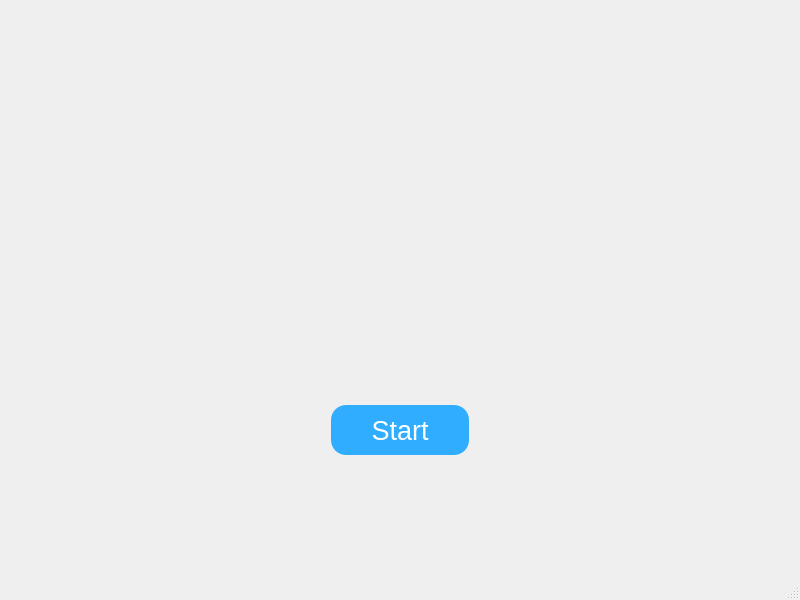
Above: PC-Desktop/AvenueUI.ui from ssardana08/Avenue before the change. Below: the same form after it.
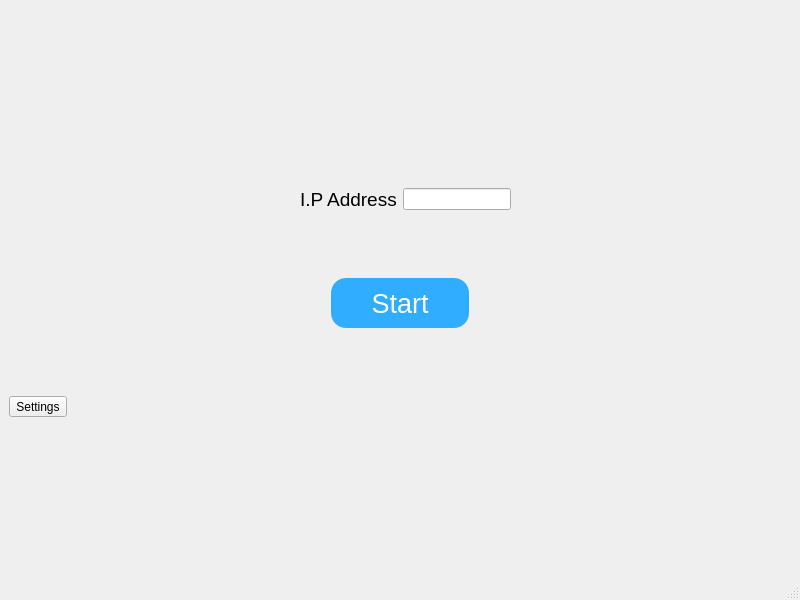
That is the form after the change. Icons and pictures are not drawn.

Commit message: Python Code and ui generated for desktop

```diff
--- a/PC-Desktop/AvenueUI.ui
+++ b/PC-Desktop/AvenueUI.ui
@@ -15,6 +15,45 @@
   </property>
   <widget class="QWidget" name="centralwidget">
    <layout class="QGridLayout" name="gridLayout">
+    <item row="3" column="0">
+     <layout class="QGridLayout" name="gridLayout_2">
+      <item row="0" column="0" alignment="Qt::AlignLeft|Qt::AlignTop">
+       <widget class="QToolButton" name="btn2">
+        <property name="text">
+         <string>Settings</string>
+        </property>
+       </widget>
+      </item>
+     </layout>
+    </item>
+    <item row="1" column="0">
+     <layout class="QGridLayout" name="gridLayout_4">
+      <item row="0" column="0" alignment="Qt::AlignRight">
+       <widget class="QLabel" name="label_2">
+        <property name="maximumSize">
+         <size>
+          <width>100</width>
+          <height>50</height>
+         </size>
+        </property>
+        <property name="font">
+         <font>
+          <pointsize>14</pointsize>
+          <weight>50</weight>
+          <italic>false</italic>
+          <bold>false</bold>
+         </font>
+        </property>
+        <property name="text">
+         <string>I.P Address</string>
+        </property>
+       </widget>
+      </item>
+      <item row="0" column="1" alignment="Qt::AlignLeft">
+       <widget class="QLineEdit" name="lineEdit"/>
+      </item>
+     </layout>
+    </item>
     <item row="0" column="0" alignment="Qt::AlignHCenter|Qt::AlignTop">
      <widget class="QLabel" name="label">
       <property name="text">
@@ -26,12 +65,9 @@
      </widget>
     </item>
     <item row="2" column="0">
-     <layout class="QGridLayout" name="gridLayout_2"/>
-    </item>
-    <item row="1" column="0">
      <layout class="QGridLayout" name="gridLayout_3">
-      <item row="0" column="0" alignment="Qt::AlignHCenter|Qt::AlignVCenter">
-       <widget class="QPushButton" name="pushButton">
+      <item row="1" column="0" alignment="Qt::AlignHCenter|Qt::AlignVCenter">
+       <widget class="QPushButton" name="btn1">
         <property name="sizePolicy">
          <sizepolicy hsizetype="Preferred" vsizetype="Preferred">
           <horstretch>0</horstretch>
```
Left out of the diff: 3 changed lines with no effect on the pictures. The commit also changes 3 other files.
